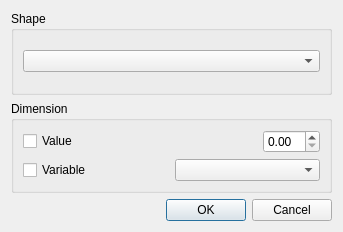
Above: shapedialog.ui from FLAME-HPC/flame_visualiser before the change. Below: the same form after it.
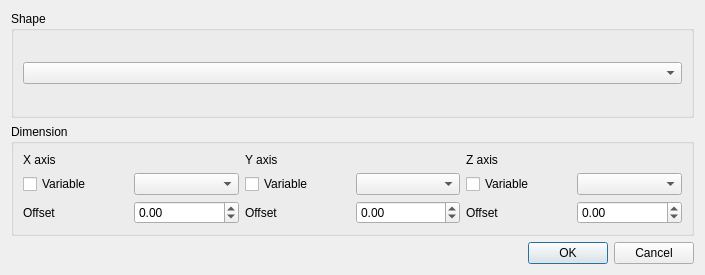
That is the form after the change.

Commit message: Environment variables can now be selected. Cubes can now be defined by dimensions in x, y and z axes.

The edit to the form file:
```diff
--- a/shapedialog.ui
+++ b/shapedialog.ui
@@ -6,8 +6,8 @@
    <rect>
     <x>0</x>
     <y>0</y>
-    <width>343</width>
-    <height>232</height>
+    <width>705</width>
+    <height>275</height>
    </rect>
   </property>
   <property name="windowTitle">
@@ -37,28 +37,29 @@
      <property name="title">
       <string>Dimension</string>
      </property>
-     <layout class="QVBoxLayout" name="verticalLayout_2">
-      <item>
-       <layout class="QHBoxLayout" name="horizontalLayout">
-        <item>
-         <widget class="QCheckBox" name="checkBox_Value">
-          <property name="sizePolicy">
-           <sizepolicy hsizetype="Minimum" vsizetype="Fixed">
-            <horstretch>1</horstretch>
-            <verstretch>0</verstretch>
-           </sizepolicy>
-          </property>
-          <property name="text">
-           <string>Value</string>
-          </property>
-         </widget>
-        </item>
-        <item>
-         <widget class="QDoubleSpinBox" name="doubleSpinBox_Dimension"/>
-        </item>
-       </layout>
+     <layout class="QGridLayout" name="gridLayout">
+      <item row="0" column="0">
+       <widget class="QLabel" name="label_X">
+        <property name="text">
+         <string>X axis</string>
+        </property>
+       </widget>
       </item>
-      <item>
+      <item row="0" column="1">
+       <widget class="QLabel" name="label_Y">
+        <property name="text">
+         <string>Y axis</string>
+        </property>
+       </widget>
+      </item>
+      <item row="0" column="2">
+       <widget class="QLabel" name="label_Z">
+        <property name="text">
+         <string>Z axis</string>
+        </property>
+       </widget>
+      </item>
+      <item row="1" column="0">
        <layout class="QHBoxLayout" name="horizontalLayout_2">
         <item>
          <widget class="QCheckBox" name="checkBox_Variable">
@@ -68,7 +69,98 @@
          </widget>
         </item>
         <item>
-         <widget class="QComboBox" name="comboBox_Dimension"/>
+         <widget class="QComboBox" name="comboBox_X"/>
+        </item>
+       </layout>
+      </item>
+      <item row="1" column="1">
+       <layout class="QHBoxLayout" name="horizontalLayout_4">
+        <item>
+         <widget class="QCheckBox" name="checkBox_Y">
+          <property name="text">
+           <string>Variable</string>
+          </property>
+         </widget>
+        </item>
+        <item>
+         <widget class="QComboBox" name="comboBox_Y"/>
+        </item>
+       </layout>
+      </item>
+      <item row="1" column="2">
+       <layout class="QHBoxLayout" name="horizontalLayout_6">
+        <item>
+         <widget class="QCheckBox" name="checkBox_Z">
+          <property name="text">
+           <string>Variable</string>
+          </property>
+         </widget>
+        </item>
+        <item>
+         <widget class="QComboBox" name="comboBox_Z"/>
+        </item>
+       </layout>
+      </item>
+      <item row="2" column="0">
+       <layout class="QHBoxLayout" name="horizontalLayout">
+        <item>
+         <widget class="QLabel" name="label">
+          <property name="text">
+           <string>Offset</string>
+          </property>
+         </widget>
+        </item>
+        <item>
+         <widget class="QDoubleSpinBox" name="doubleSpinBox_X">
+          <property name="minimum">
+           <double>-999999.000000000000000</double>
+          </property>
+          <property name="maximum">
+           <double>99999.000000000000000</double>
+          </property>
+         </widget>
+        </item>
+       </layout>
+      </item>
+      <item row="2" column="1">
+       <layout class="QHBoxLayout" name="horizontalLayout_3">
+        <item>
+         <widget class="QLabel" name="label_2">
+          <property name="text">
+           <string>Offset</string>
+          </property>
+         </widget>
+        </item>
+        <item>
+         <widget class="QDoubleSpinBox" name="doubleSpinBox_Y">
+          <property name="minimum">
+           <double>-999999.000000000000000</double>
+          </property>
+          <property name="maximum">
+           <double>99999.000000000000000</double>
+          </property>
+         </widget>
+        </item>
+       </layout>
+      </item>
+      <item row="2" column="2">
+       <layout class="QHBoxLayout" name="horizontalLayout_5">
+        <item>
+         <widget class="QLabel" name="label_3">
+          <property name="text">
+           <string>Offset</string>
+          </property>
+         </widget>
+        </item>
+        <item>
+         <widget class="QDoubleSpinBox" name="doubleSpinBox_Z">
+          <property name="minimum">
+           <double>-999999.000000000000000</double>
+          </property>
+          <property name="maximum">
+           <double>999999.000000000000000</double>
+          </property>
+         </widget>
         </item>
        </layout>
       </item>
```
Left out of the diff: 21 changed lines with no effect on the pictures. The commit also changes 21 other files.
